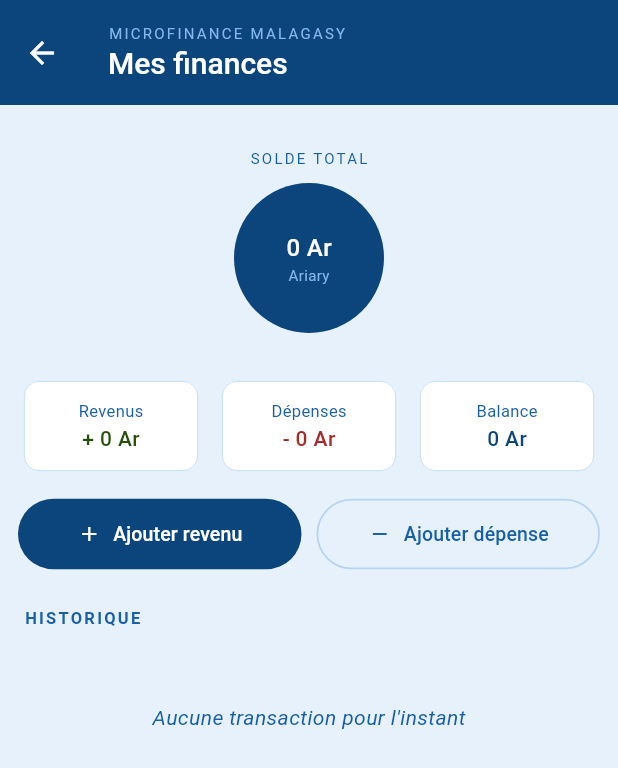
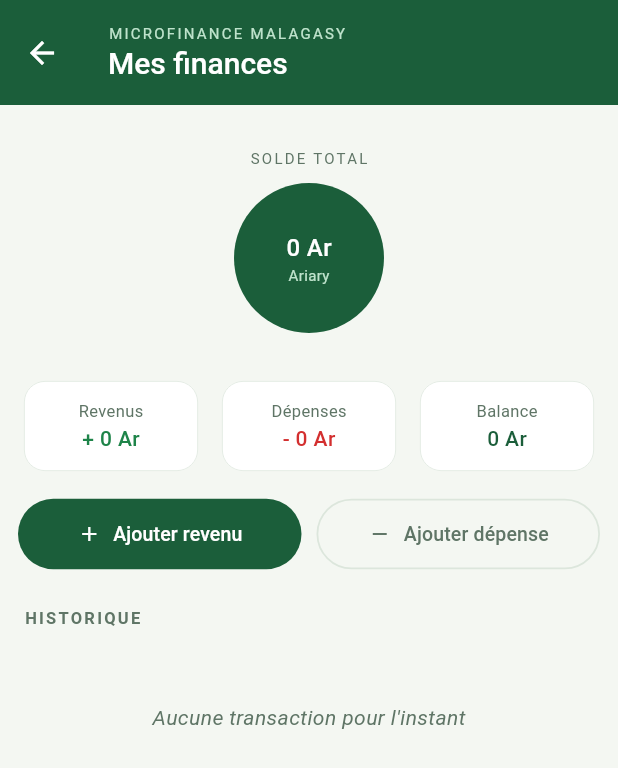
Before and after one commit to Cjaoh/MicfroFinanace_Tantsaha, a Flutter app: the FinancesScreen screen opened directly, on a phone screen of 412 x 824 dp. Shown: the top 768 px of the screen. Run offline on Flutter 3.47's test engine with Material 3 defaults, Android fonts, the phone set to English and light mode, and no system bars; our stand-ins replace sqflite; accounts and stored records are empty.

Commit message:
feat(ui): palette verte conforme à la maquette

```diff
--- a/lib/core/app_theme.dart
+++ b/lib/core/app_theme.dart
@@ -1,24 +1,33 @@
 import 'package:flutter/material.dart';
 
+/// Palette Tantsaha, alignée sur la maquette (vert agricole + fond crème).
+/// Les noms des couleurs sont conservés pour ne rien casser dans les écrans.
 class AppColors {
-  static const primary      = Color(0xFF0C447C);
-  static const primaryLight = Color(0xFF185FA5);
-  static const primaryPale  = Color(0xFFE6F1FB);
-  static const borderColor  = Color(0xFFB5D4F4);
-  static const accentText   = Color(0xFF042C53);
-  static const mutedText    = Color(0xFF185FA5);
+  // Verts principaux
+  static const primary      = Color(0xFF1B5E3A); // vert foncé (cartes, boutons, nav active)
+  static const primaryLight = Color(0xFF2E7D4F); // vert moyen
+  static const primaryPale  = Color(0xFFF4F7F2); // fond crème des écrans
+  static const borderColor  = Color(0xFFDCE6DC); // bordures de cartes
+  static const accentText   = Color(0xFF0F3D26); // texte foncé
+  static const mutedText    = Color(0xFF5F7566); // texte secondaire gris-vert
+  static const subtleGreen  = Color(0xFFBFE3CC); // petit texte sur fond vert foncé
 
-  static const revBg        = Color(0xFFEAF3DE);
-  static const revText      = Color(0xFF27500A);
-  static const revAmount    = Color(0xFF27500A);
+  // Revenus (vert)
+  static const revBg        = Color(0xFFE3F2E6);
+  static const revText      = Color(0xFF14532D);
+  static const revAmount    = Color(0xFF1E8449);
 
-  static const depBg        = Color(0xFFFCEBEB);
-  static const depText      = Color(0xFF791F1F);
-  static const depAmount    = Color(0xFFA32D2D);
+  // Dépenses (rouge)
+  static const depBg        = Color(0xFFFDECEA);
+  static const depText      = Color(0xFF7F1D1D);
+  static const depAmount    = Color(0xFFD32F2F);
 
-  static const balText      = Color(0xFF0C447C);
+  // Épargne (orange) — utilisée à l'étape suivante
+  static const savBg        = Color(0xFFFFF3E0);
+  static const savAmount    = Color(0xFFEF8F00);
+
+  static const balText      = Color(0xFF1B5E3A);
   static const white        = Color(0xFFFFFFFF);
-  static const subtleBlue   = Color(0xFF85B7EB);
 }
 
 class AppTheme {
@@ -34,25 +43,25 @@ class AppTheme {
       style: ElevatedButton.styleFrom(
         backgroundColor: AppColors.primary,
         foregroundColor: Colors.white,
-        shape: RoundedRectangleBorder(
-          borderRadius: BorderRadius.all(Radius.circular(8)),
+        shape: const RoundedRectangleBorder(
+          borderRadius: BorderRadius.all(Radius.circular(12)),
         ),
       ),
     ),
     outlinedButtonTheme: OutlinedButtonThemeData(
       style: OutlinedButton.styleFrom(
         foregroundColor: AppColors.primary,
-        side: BorderSide(color: AppColors.primary, width: 1.5),
-        shape: RoundedRectangleBorder(
-          borderRadius: BorderRadius.all(Radius.circular(8)),
+        side: const BorderSide(color: AppColors.primary, width: 1.5),
+        shape: const RoundedRectangleBorder(
+          borderRadius: BorderRadius.all(Radius.circular(12)),
         ),
       ),
     ),
-    cardTheme: CardThemeData(
+    cardTheme: const CardThemeData(
       color: AppColors.white,
       elevation: 0,
-      shape: const RoundedRectangleBorder(
-        borderRadius: BorderRadius.all(Radius.circular(10)),
+      shape: RoundedRectangleBorder(
+        borderRadius: BorderRadius.all(Radius.circular(14)),
         side: BorderSide(color: AppColors.borderColor, width: 0.5),
       ),
     ),
--- a/lib/screens/accueil_screen.dart
+++ b/lib/screens/accueil_screen.dart
@@ -77,7 +77,7 @@ class AccueilScreen extends StatelessWidget {
                         style: TextStyle(
                           fontSize: 11,
                           letterSpacing: 1.0,
-                          color: AppColors.subtleBlue,
+                          color: AppColors.subtleGreen,
                         ),
                       ),
                       const SizedBox(height: 8),
--- a/lib/screens/finances_screen.dart
+++ b/lib/screens/finances_screen.dart
@@ -184,7 +184,7 @@ class _FinancesScreenState extends State<FinancesScreen> {
               'MICROFINANCE MALAGASY',
               style: TextStyle(
                 fontSize: 10,
-                color: AppColors.subtleBlue,
+                color: AppColors.subtleGreen,
                 letterSpacing: 1.5,
               ),
             ),
@@ -237,7 +237,7 @@ class _FinancesScreenState extends State<FinancesScreen> {
                                   style: TextStyle(fontSize: 16, color: Colors.white,
                                     fontWeight: FontWeight.w500)),
                                 Text('Ariary',
-                                  style: TextStyle(fontSize: 10, color: AppColors.subtleBlue)),
+                                  style: TextStyle(fontSize: 10, color: AppColors.subtleGreen)),
                               ],
                             ),
                           ),
```
